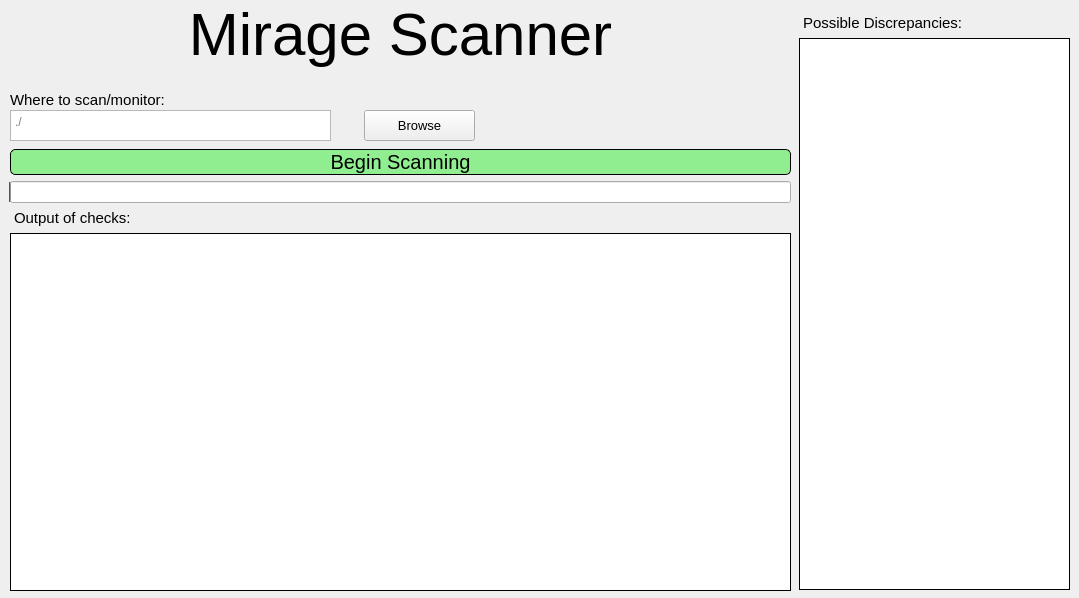
Qt form UI/MirageMainWindow.ui (vipersniper0501/Mirage) before a commit.
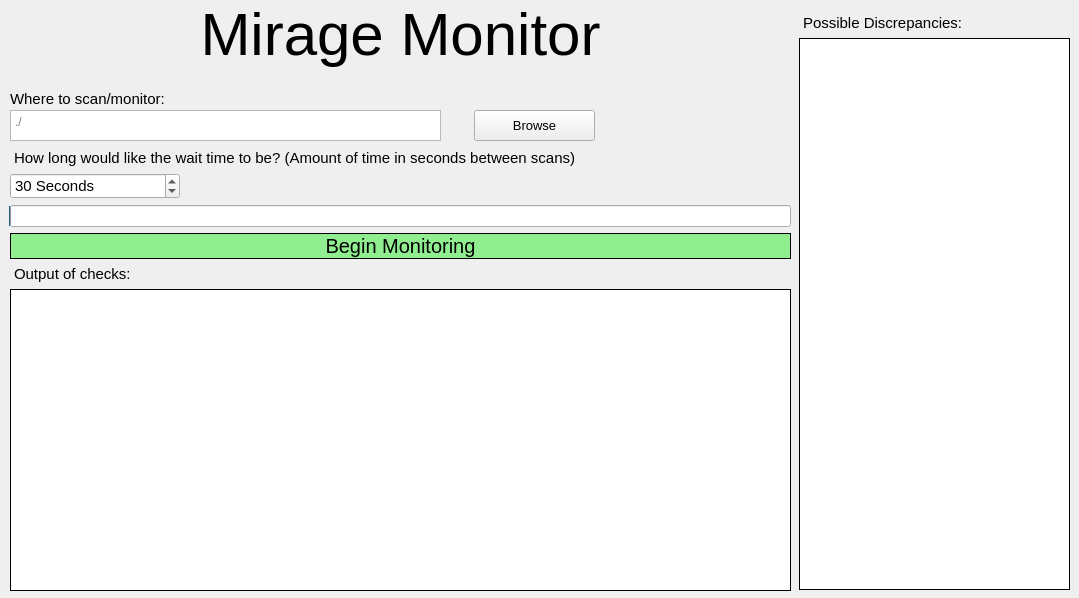
The same form after that commit.

Commit message: Doubled speed with the use of threading, fixed Possible Discrepancies output (I think), ton of refactoring.

The edit to the form file:
```diff
--- a/UI/MirageMainWindow.ui
+++ b/UI/MirageMainWindow.ui
@@ -49,7 +49,7 @@
         <string notr="true"/>
        </property>
        <property name="text">
-        <string>Mirage Scanner</string>
+        <string>Mirage Monitor</string>
        </property>
        <property name="alignment">
         <set>Qt::AlignCenter</set>
@@ -76,34 +76,53 @@
       </spacer>
      </item>
      <item>
-      <widget class="QPushButton" name="ScanButton">
-       <property name="sizePolicy">
-        <sizepolicy hsizetype="Minimum" vsizetype="Fixed">
-         <horstretch>0</horstretch>
-         <verstretch>0</verstretch>
-        </sizepolicy>
-       </property>
+      <widget class="QLabel" name="label">
        <property name="font">
         <font>
          <family>Arial</family>
-         <pointsize>15</pointsize>
+         <pointsize>11</pointsize>
         </font>
        </property>
        <property name="cursor">
         <cursorShape>PointingHandCursor</cursorShape>
        </property>
        <property name="styleSheet">
-        <string notr="true">Background: lightgreen;Border: 1px solid black; Border-radius: 5px; Margin-left: 10px; Margin-right: 10px;</string>
+        <string notr="true">Margin-left: 10px;</string>
        </property>
        <property name="text">
-        <string>Begin Scanning</string>
+        <string>How long would like the wait time to be? (Amount of time in seconds between scans)</string>
        </property>
-       <property name="default">
-        <bool>false</bool>
+      </widget>
+     </item>
+     <item>
+      <widget class="QSpinBox" name="sleep_Time">
+       <property name="maximumSize">
+        <size>
+         <width>180</width>
+         <height>16777215</height>
+        </size>
        </property>
-       <property name="flat">
+       <property name="font">
+        <font>
+         <family>Arial</family>
+         <pointsize>11</pointsize>
+        </font>
+       </property>
+       <property name="styleSheet">
+        <string notr="true">Margin-left: 10px;</string>
+       </property>
+       <property name="accelerated">
         <bool>false</bool>
        </property>
+       <property name="suffix">
+        <string> Seconds</string>
+       </property>
+       <property name="maximum">
+        <number>1000000000</number>
+       </property>
+       <property name="value">
+        <number>30</number>
+       </property>
       </widget>
      </item>
      <item>
@@ -123,6 +142,9 @@
        <property name="styleSheet">
         <string notr="true">Margin-left: 10px; Margin-right: 10px;</string>
        </property>
+       <property name="maximum">
+        <number>1</number>
+       </property>
        <property name="value">
         <number>0</number>
        </property>
@@ -137,6 +159,37 @@
        </property>
       </widget>
      </item>
+     <item>
+      <widget class="QPushButton" name="ScanButton">
+       <property name="sizePolicy">
+        <sizepolicy hsizetype="Minimum" vsizetype="Fixed">
+         <horstretch>0</horstretch>
+         <verstretch>0</verstretch>
+        </sizepolicy>
+       </property>
+       <property name="font">
+        <font>
+         <family>Arial</family>
+         <pointsize>15</pointsize>
+        </font>
+       </property>
+       <property name="cursor">
+        <cursorShape>PointingHandCursor</cursorShape>
+       </property>
+       <property name="styleSheet">
+        <string notr="true">Background: lightgreen;Border: 1px solid black; Margin-left: 10px; Margin-right: 10px;</string>
+       </property>
+       <property name="text">
+        <string>Begin Monitoring</string>
+       </property>
+       <property name="default">
+        <bool>false</bool>
+       </property>
+       <property name="flat">
+        <bool>false</bool>
+       </property>
+      </widget>
+     </item>
      <item>
       <widget class="QLabel" name="label_2">
        <property name="font">
@@ -154,14 +207,17 @@
       </widget>
      </item>
      <item>
-      <widget class="QTextBrowser" name="LogOutput">
+      <widget class="QPlainTextEdit" name="LogOutput">
        <property name="font">
         <font>
          <family>Arial</family>
         </font>
        </property>
        <property name="styleSheet">
-        <string notr="true">Background: white;Border: 1px solid black;Margin-left: 10px; Margin-right: 10px; Margin-bottom: 10px;</string>
+        <string notr="true">Border: 1px solid black;Margin-left: 10px; Margin-right: 10px; Margin-bottom: 10px;</string>
+       </property>
+       <property name="textInteractionFlags">
+        <set>Qt::TextSelectableByKeyboard|Qt::TextSelectableByMouse</set>
        </property>
       </widget>
      </item>
@@ -172,7 +228,7 @@
      <rect>
       <x>10</x>
       <y>110</y>
-      <width>321</width>
+      <width>431</width>
       <height>31</height>
      </rect>
     </property>
@@ -189,9 +245,9 @@
    <widget class="QPushButton" name="ScanLocationBrowse">
     <property name="geometry">
      <rect>
-      <x>364</x>
+      <x>474</x>
       <y>110</y>
-      <width>111</width>
+      <width>121</width>
       <height>31</height>
      </rect>
     </property>
@@ -212,8 +268,8 @@
     <property name="geometry">
      <rect>
       <x>10</x>
-      <y>89</y>
-      <width>211</width>
+      <y>88</y>
+      <width>300</width>
       <height>21</height>
      </rect>
     </property>
```
Left out of the diff: 9 changed lines with no effect on the pictures. The commit also changes 3 other files.
